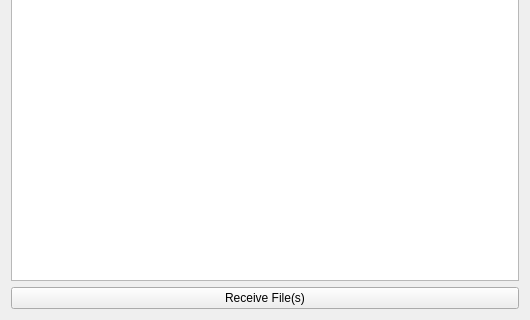
The window that dialog.ui (kokay/FileTransferDeskTop) describes before a commit, drawn with Qt 5; both pictures show x 0 to 530 and y 237 to 557 of the 530 by 557 pixel window.
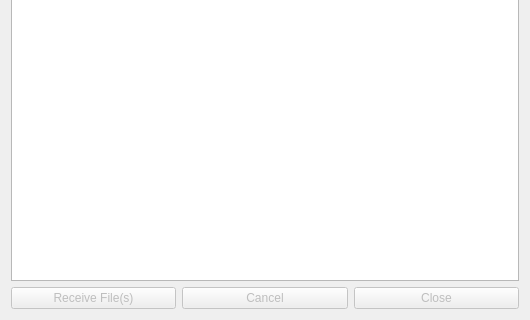
The same window after the commit.

Commit message: Add slots and signals for buttons

The edit to the form file:
```diff
--- a/dialog.ui
+++ b/dialog.ui
@@ -34,10 +34,10 @@
   <property name="windowTitle">
    <string>File Transfer (With Android)</string>
   </property>
-  <layout class="QVBoxLayout" name="verticalLayout_4">
-   <item>
     <layout class="QVBoxLayout" name="verticalLayout_3">
      <item>
+    <layout class="QVBoxLayout" name="verticalLayout_2">
+     <item>
       <layout class="QHBoxLayout" name="receivingDirectoryBoxLayout">
        <item>
         <widget class="QLabel" name="recivingDirectoryLabel">
@@ -268,8 +268,6 @@
       </widget>
      </item>
      <item>
-      <layout class="QVBoxLayout" name="verticalLayout_2">
-       <item>
         <widget class="QLabel" name="label_4">
          <property name="text">
           <string>Receiving File List</string>
@@ -279,10 +277,13 @@
        <item>
         <widget class="QListView" name="listView"/>
        </item>
-      </layout>
-     </item>
+     <item>
+      <layout class="QHBoxLayout" name="horizontalLayout_4">
      <item>
       <widget class="QPushButton" name="receiveButton">
+         <property name="enabled">
+          <bool>false</bool>
+         </property>
        <property name="text">
         <string>Receive File(s)</string>
        </property>
@@ -291,6 +292,28 @@
        </property>
       </widget>
      </item>
+       <item>
+        <widget class="QPushButton" name="cancelButton">
+         <property name="enabled">
+          <bool>false</bool>
+         </property>
+         <property name="text">
+          <string>Cancel</string>
+         </property>
+        </widget>
+       </item>
+       <item>
+        <widget class="QPushButton" name="closeButton">
+         <property name="enabled">
+          <bool>false</bool>
+         </property>
+         <property name="text">
+          <string>Close</string>
+         </property>
+        </widget>
+       </item>
+      </layout>
+     </item>
     </layout>
    </item>
   </layout>
```
Left out of the diff: 7 changed lines with no effect on the pictures. Lines whose indentation alone changed are shown as unchanged. The commit also changes 5 other files.
